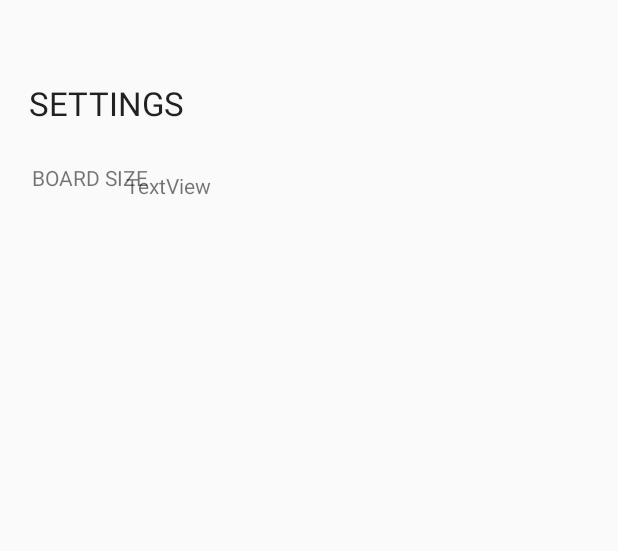
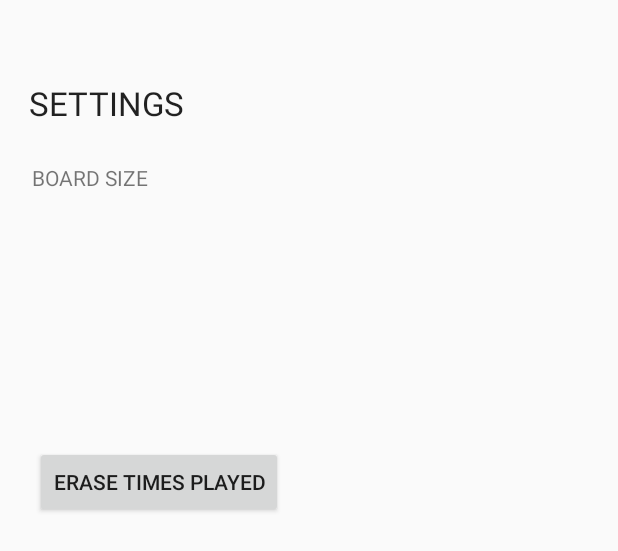
Before and after one commit to hqnguyen99/Mine-Sweeper, an Android app: the layout activity_options.xml on its own in the app's theme, with its tools: preview values and no code run, on a phone screen of 412 x 824 dp. Shown: the top 551 px of the screen. Run offline under Robolectric (Android 15) with nearby library versions, the phone set to English and light mode, and no system bars.

Commit message:
Fix bug 'Options layout no response' and add orientation to Option and main activity

```diff
--- a/app/src/main/AndroidManifest.xml
+++ b/app/src/main/AndroidManifest.xml
@@ -9,7 +9,9 @@
         android:roundIcon="@mipmap/ic_launcher_round"
         android:supportsRtl="true"
         android:theme="@style/AppTheme">
-        <activity android:name=".OptionsActivity"></activity>
+        <activity android:name=".OptionsActivity"
+            android:screenOrientation="sensorLandscape"
+            ></activity>
         <activity
             android:name=".MainMenuActivity"
             android:screenOrientation="sensorLandscape" />
--- a/app/src/main/res/layout/activity_options.xml
+++ b/app/src/main/res/layout/activity_options.xml
@@ -39,18 +39,32 @@
         android:id="@+id/numberOfMinesText"
         android:layout_width="wrap_content"
         android:layout_height="wrap_content"
+        android:layout_marginStart="304dp"
         android:layout_marginTop="114dp"
         android:layout_marginEnd="271dp"
         android:text="TextView"
         app:layout_constraintEnd_toEndOf="parent"
+        app:layout_constraintStart_toEndOf="@+id/boardSizeText"
         app:layout_constraintTop_toTopOf="parent" />
 
     <RadioGroup
         android:id="@+id/minesSelectionButton"
         android:layout_width="wrap_content"
         android:layout_height="wrap_content"
+        android:layout_marginStart="398dp"
         android:layout_marginEnd="333dp"
         app:layout_constraintEnd_toEndOf="parent"
+        app:layout_constraintStart_toStartOf="parent"
         app:layout_constraintTop_toBottomOf="@+id/numberOfMinesText" />
 
+    <Button
+        android:id="@+id/endButton"
+        android:layout_width="wrap_content"
+        android:layout_height="wrap_content"
+        android:layout_marginStart="23dp"
+        android:layout_marginTop="169dp"
+        android:text="Erase times played"
+        app:layout_constraintStart_toStartOf="parent"
+        app:layout_constraintTop_toBottomOf="@+id/boardSizeText" />
+
 </androidx.constraintlayout.widget.ConstraintLayout>
```
Also changed, not shown: app/src/main/java/com/example/minesweeper/OptionsActivity.java (+37 -5 lines).
